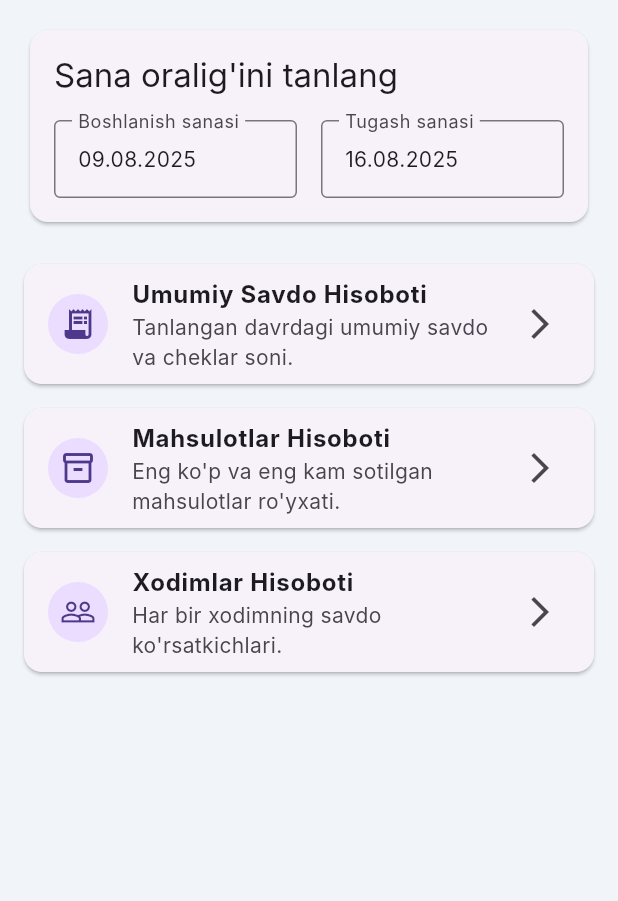
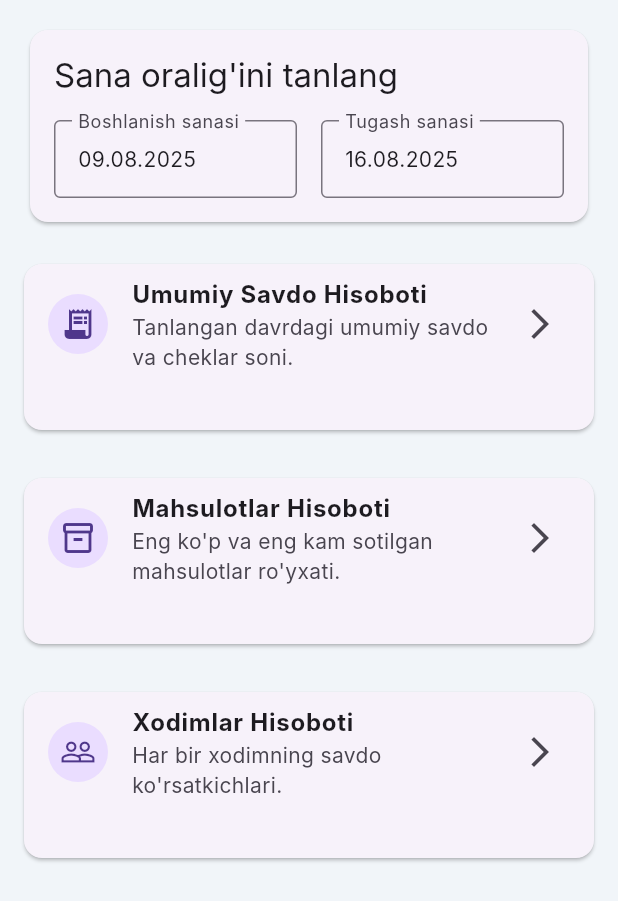
Before and after one commit to itcloud-uz/savdo-uz, a Flutter app: the ReportsScreen screen opened directly, on a phone screen of 412 x 824 dp. Shown: the top 901 px of the screen. Run offline on Flutter 3.47's test engine with Material 3 defaults, Android fonts, the phone set to English and light mode, and no system bars; our stand-ins replace cached_network_image, camera, cloud_firestore, firebase_core, firebase_storage, image_picker and 1 more; missing offline and left inert: google_mlkit_face_detection; accounts and stored records are empty; Roboto replaces fonts that are missing (Inter).

```diff
--- a/lib/reports_screen.dart
+++ b/lib/reports_screen.dart
@@ -48,6 +48,10 @@ class _ReportsScreenState extends State<ReportsScreen> {
   Widget build(BuildContext context) {
     final DateFormat formatter = DateFormat('dd.MM.yyyy');
 
+    // Ekran o'lchamiga qarab dinamik ustunlar soni
+    final isLargeScreen = MediaQuery.of(context).size.width > 800;
+    final int crossAxisCount = isLargeScreen ? 2 : 1;
+
     return Scaffold(
       body: ListView(
         padding: const EdgeInsets.all(16.0),
@@ -93,6 +97,14 @@ class _ReportsScreenState extends State<ReportsScreen> {
             ),
           ),
           const SizedBox(height: 24),
+          GridView.count(
+            crossAxisCount: crossAxisCount,
+            childAspectRatio: 3, // Karta o'lchami
+            crossAxisSpacing: 16,
+            mainAxisSpacing: 16,
+            shrinkWrap: true,
+            physics: const NeverScrollableScrollPhysics(),
+            children: [
               _buildReportCard(
                 context,
                 title: "Umumiy Savdo Hisoboti",
@@ -119,6 +131,8 @@ class _ReportsScreenState extends State<ReportsScreen> {
                     const Center(
                         child: Text("Bu hisobot tez orada tayyor bo'ladi."))),
               ),
+            ],
+          )
         ],
       ),
     );
```
Lines whose indentation alone changed are shown as unchanged.
